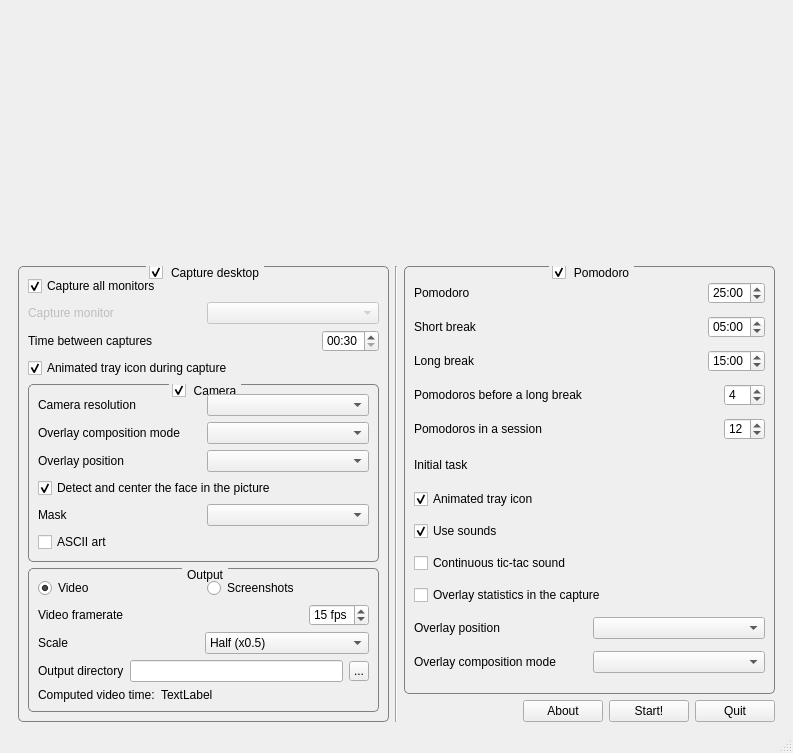
This is MainWindow.ui in FelixdelasPozas/pomodorotimelapse as Qt 5 draws it before an edit. The edited form follows.
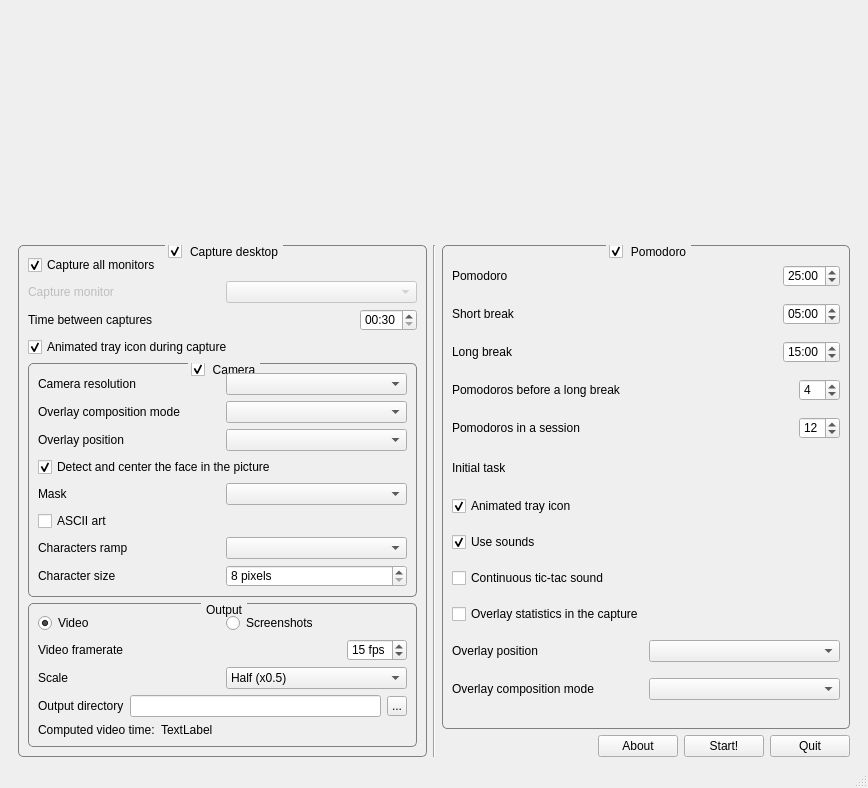
This is the edited form. Icons and pictures are not drawn.

Commit message: Port to Qt6. Many UI fixes. Ascii art ramp selector and character size selector.

Diff of the .ui file:
```diff
--- a/MainWindow.ui
+++ b/MainWindow.ui
@@ -6,8 +6,8 @@
    <rect>
     <x>0</x>
     <y>0</y>
-    <width>793</width>
-    <height>753</height>
+    <width>868</width>
+    <height>788</height>
    </rect>
   </property>
   <property name="windowTitle">
@@ -317,6 +317,44 @@
                </property>
               </widget>
              </item>
+             <item>
+              <layout class="QHBoxLayout" name="m_rampLayout">
+               <item>
+                <widget class="QLabel" name="label_12">
+                 <property name="text">
+                  <string>Characters ramp</string>
+                 </property>
+                </widget>
+               </item>
+               <item>
+                <widget class="QComboBox" name="m_rampCombo"/>
+               </item>
+              </layout>
+             </item>
+             <item>
+              <layout class="QHBoxLayout" name="m_rampCharLayout">
+               <item>
+                <widget class="QLabel" name="label_14">
+                 <property name="text">
+                  <string>Character size</string>
+                 </property>
+                </widget>
+               </item>
+               <item>
+                <widget class="QSpinBox" name="m_rampCharacterSize">
+                 <property name="suffix">
+                  <string> pixels</string>
+                 </property>
+                 <property name="minimum">
+                  <number>8</number>
+                 </property>
+                 <property name="maximum">
+                  <number>22</number>
+                 </property>
+                </widget>
+               </item>
+              </layout>
+             </item>
             </layout>
            </widget>
           </item>
@@ -387,7 +425,7 @@
               </layout>
              </item>
              <item>
-              <layout class="QHBoxLayout" name="horizontalLayout_14">
+              <layout class="QHBoxLayout" name="horizontalLayout_14" stretch="0,0">
                <property name="topMargin">
                 <number>0</number>
                </property>
@@ -521,9 +559,6 @@
        </item>
        <item>
         <layout class="QVBoxLayout" name="verticalLayout_3" stretch="1,0">
-         <property name="rightMargin">
-          <number>0</number>
-         </property>
          <item>
           <widget class="QGroupBox" name="m_pomodoroGroupBox">
            <property name="styleSheet">
```
Left out of the diff: 31 changed lines with no effect on the pictures. The commit also changes 33 other files.
